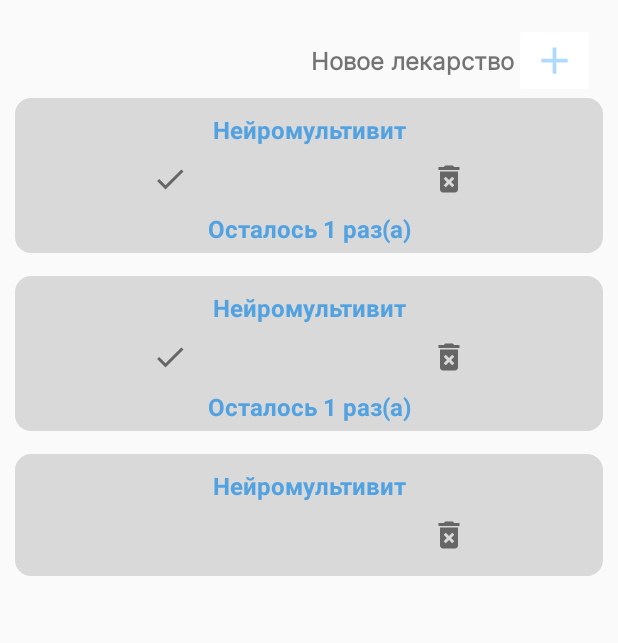
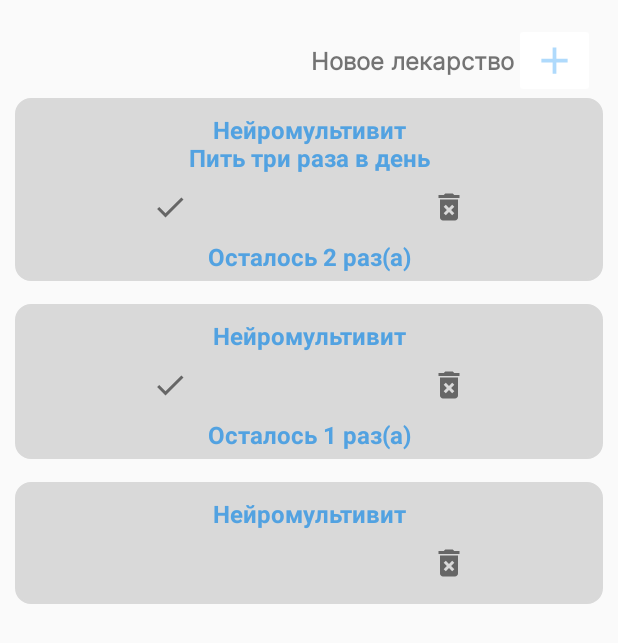
Before and after one commit to BadLog1n/MedsTime, an Android app: the screen it shows after launch (MainActivity), on a phone screen of 412 x 824 dp. Shown: the top 643 px of the screen. Run offline under Robolectric (Android 15) with nearby library versions, the phone set to English and light mode, and no system bars.

Commit message:
Добавлены обработчики кнопок

```diff
--- a/app/src/main/java/com/oneseed/medstime/MainActivity.java
+++ b/app/src/main/java/com/oneseed/medstime/MainActivity.java
@@ -30,8 +30,6 @@ public class MainActivity extends AppCompatActivity {
         setInitialData();
         RecyclerView medsRecyclerView = findViewById(R.id.medsRc);
         MedsAdapter adapter = new MedsAdapter(this, meds);
-        adapter.notifyDataSetChanged();
-
         medsRecyclerView.setAdapter(adapter);
 
 
@@ -47,7 +45,7 @@ public class MainActivity extends AppCompatActivity {
     }
 
     private void setInitialData(){
-        meds.add(new Meds ("Нейромультивит", 1, 0, 1));
+        meds.add(new Meds ("Нейромультивит\nПить три раза в день", 3, 1, 1));
         meds.add(new Meds ("Нейромультивит", 1, 0, 1));
         meds.add(new Meds ("Нейромультивит", 1, 1, 1));
     }
--- a/app/src/main/java/com/oneseed/medstime/MedsAdapter.java
+++ b/app/src/main/java/com/oneseed/medstime/MedsAdapter.java
@@ -45,6 +45,18 @@ public class MedsAdapter extends RecyclerView.Adapter<MedsAdapter.ViewHolder> {
             String timesCountText = "Осталось " + (medicine.getTimesInside()-medicine.getCountInside()) + " раз(а)";
             holder.timesCount.setText(timesCountText);
         }
+
+        holder.deleteSign.setOnClickListener(v -> {
+            meds.remove(position);
+            notifyItemRemoved(position);
+            notifyItemRangeChanged(position, meds.size());
+        });
+
+        holder.markSign.setOnClickListener(v -> {
+            medicine.setCountInside(medicine.getCountInside()+1);
+            notifyItemChanged(position);
+        });
+
 /*        holder.nameView.setText(meds.getName());
         holder.capitalView.setText(meds.getCapital());*/
     }
@@ -58,6 +70,7 @@ public class MedsAdapter extends RecyclerView.Adapter<MedsAdapter.ViewHolder> {
         final TextView medsTextView;
         final TextView timesCount;
         final ImageButton markSign;
+        final ImageButton deleteSign;
 /*        final ImageView flagView;
         final TextView nameView, capitalView;*/
 
@@ -66,6 +79,7 @@ public class MedsAdapter extends RecyclerView.Adapter<MedsAdapter.ViewHolder> {
             medsTextView = view.findViewById(R.id.medsText);
             timesCount = view.findViewById(R.id.timesCount);
             markSign = view.findViewById(R.id.markSign);
+            deleteSign = view.findViewById(R.id.deleteSign);
 /*            flagView = view.findViewById(R.id.flag);
             nameView = view.findViewById(R.id.name);
             capitalView = view.findViewById(R.id.capital);*/
```
